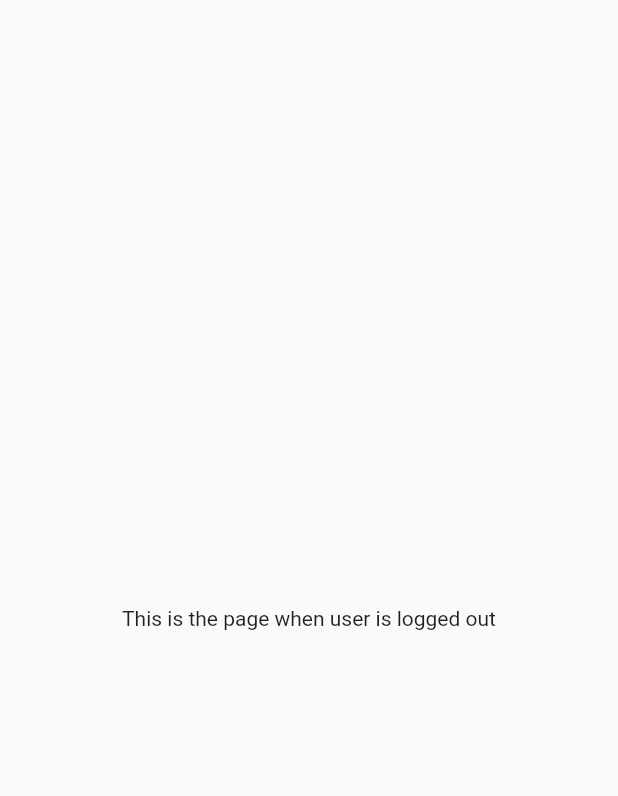
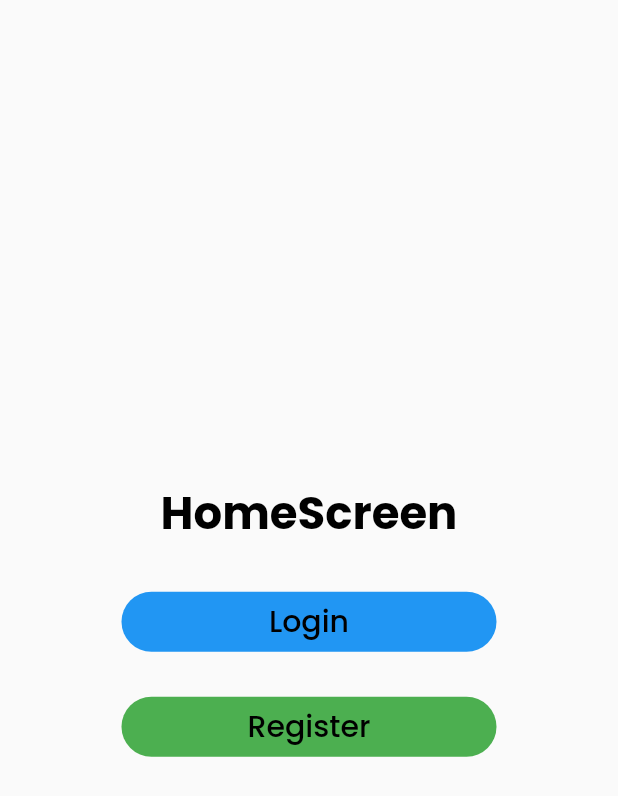
Before and after one commit to ACM-Thapar/Chat-App, a Flutter app: the screen it shows after launch, on a phone screen of 412 x 824 dp. Shown: the top 796 px of the screen. Run offline on Flutter 3.47's test engine with Material 2 defaults, Android fonts, the phone set to English and light mode, and no system bars; our stand-ins replace google_fonts.

Commit message:
Homescreen

```diff
--- a/chat_app/lib/Screens/homepage.dart
+++ b/chat_app/lib/Screens/homepage.dart
@@ -1,6 +1,10 @@
 // ignore_for_file: prefer_const_constructors
 
+import 'package:chat_app/Widgets/button.dart';
 import 'package:flutter/material.dart';
+import 'package:google_fonts/google_fonts.dart';
+
+
 
 class HomePage extends StatelessWidget {
   const HomePage({ Key? key }) : super(key: key);
@@ -8,8 +12,40 @@ class HomePage extends StatelessWidget {
   @override
   Widget build(BuildContext context) {
     return Scaffold(
-      body: Center(
-        child: Text('This is the page when user is logged out'),
+      body: Column(
+        mainAxisAlignment: MainAxisAlignment.center,
+        children: [
+          Container(
+            child: Center(
+              child: Text(
+                "HomeScreen",
+                style: GoogleFonts.poppins(
+                  color: Colors.black,
+                  fontWeight: FontWeight.bold,
+                  fontSize: 30,
+                ),
+              ),
+            ),
+          ),
+          SizedBox(
+          height: 30,
+          ),
+          Button(
+            text: 'Login',
+            onTap: (){},
+            color:Colors.blue,
+          ),
+          SizedBox(
+            width: 200,
+          height: 30,
+          ),
+         Button(
+            text: 'Register',
+            onTap: (){},
+            color:Colors.green,
+          ),
+
+        ],
       ),
     );
   }
--- /dev/null
+++ b/chat_app/lib/Widgets/button.dart
@@ -0,0 +1,37 @@
+
+import 'package:flutter/material.dart';
+import 'package:google_fonts/google_fonts.dart';
+class Button extends StatelessWidget {
+  const Button({
+    Key? key,
+    this.color,this.text,this.onTap
+  }) : super(key: key);
+final color;
+final text;
+final onTap;
+  @override
+  Widget build(BuildContext context) {
+    return GestureDetector(
+      onTap: onTap,
+      child: Container(
+        height: 40,
+        width: 250,
+        decoration: BoxDecoration(
+          color: color,
+          borderRadius: BorderRadius.circular(50),
+
+        ),
+        child: Center(
+          child: Text(
+            text,
+            style: GoogleFonts.poppins(
+                      color: Colors.black,
+                      fontSize: 20.0,
+                      fontWeight: FontWeight.w500,
+                    ),
+          ),
+        ),
+      ),
+    );
+  }
+}
--- a/chat_app/pubspec.yaml
+++ b/chat_app/pubspec.yaml
@@ -34,6 +34,7 @@ dependencies:
   # The following adds the Cupertino Icons font to your application.
   # Use with the CupertinoIcons class for iOS style icons.
   cupertino_icons: ^1.0.2
+  google_fonts: ^2.1.0
 
 dev_dependencies:
   flutter_test:
```
Also changed, not shown: chat_app/pubspec.lock.
